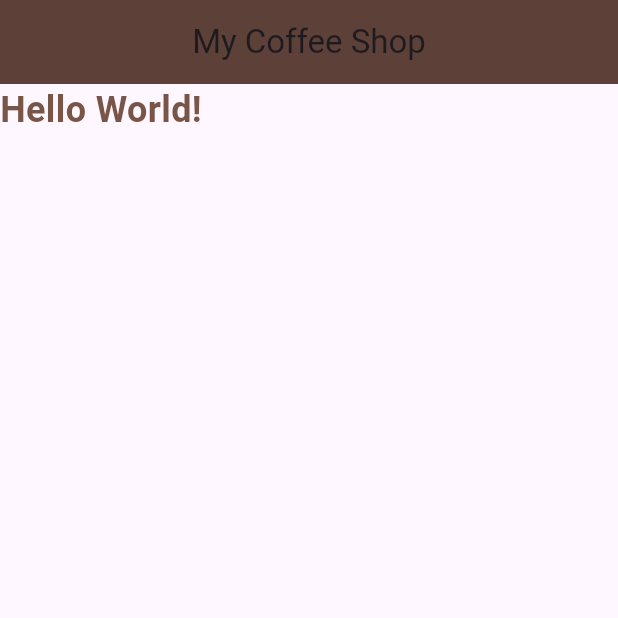
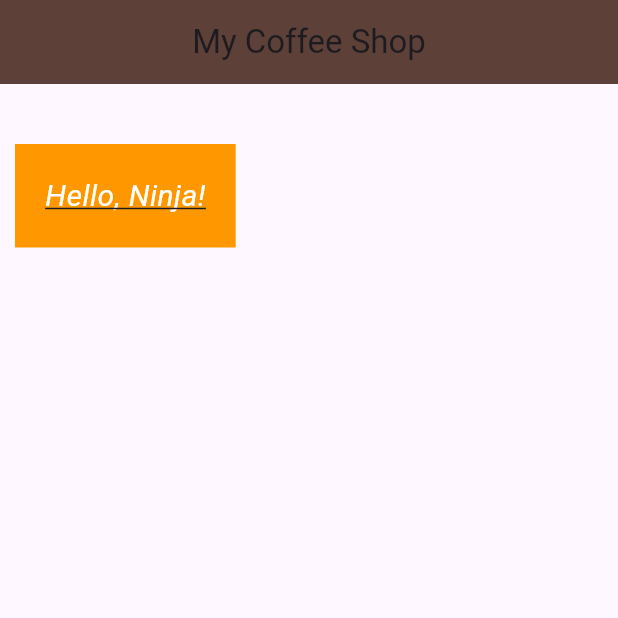
Before and after one commit to KaranPradhan266/Flutter_Practice, a Flutter app: the screen it shows after launch, on a phone screen of 412 x 824 dp, the top half of it. Run offline on Flutter 3.47's test engine with Material 3 defaults, Android fonts, the phone set to English and light mode, and no system bars.

Commit message:
added containers

```diff
--- a/lib/main.dart
+++ b/lib/main.dart
@@ -23,11 +23,18 @@ class Home extends StatelessWidget {
 
   @override
   Widget build(BuildContext context) {
-    return const Text('Hello World!',
-        style: TextStyle(
-          fontSize: 24,
-          color: Colors.brown,
-          fontWeight: FontWeight.bold,
-        ));
+    return Container(
+      color: Colors.orange,
+      // width: 200,
+      // height: 100,
+      padding: EdgeInsets.all(20),
+      margin: const EdgeInsets.fromLTRB(10, 40, 0, 0),
+      child: const Text('Hello, Ninja!', style:TextStyle(
+        color: Colors.white,
+        fontSize: 20,
+        decoration: TextDecoration.underline,
+        fontStyle: FontStyle.italic,
+      )),
+    );
   }
 }
```
